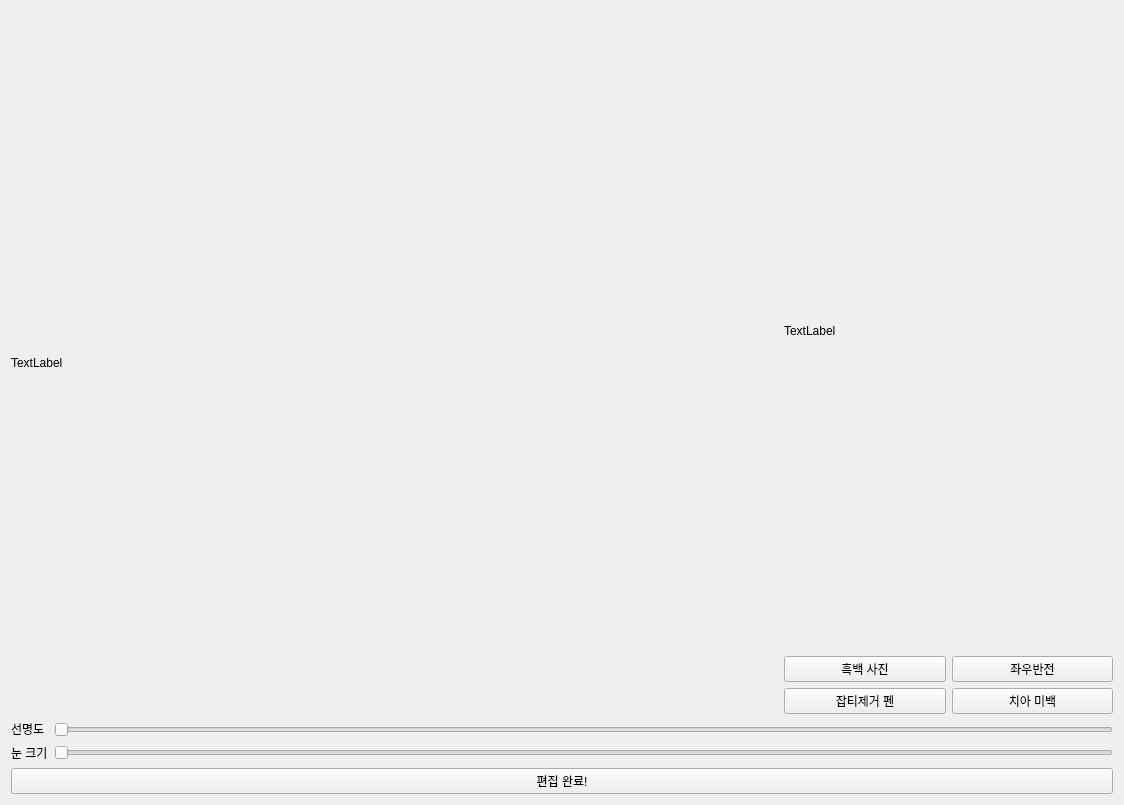
Before: the Qt Designer form Qt/Simple-Smart-ID-Photo-Maker_Qt/photoeditpage.ui in jeong7231/Intel7_simple_id_photo_maker, drawn with Qt 5.
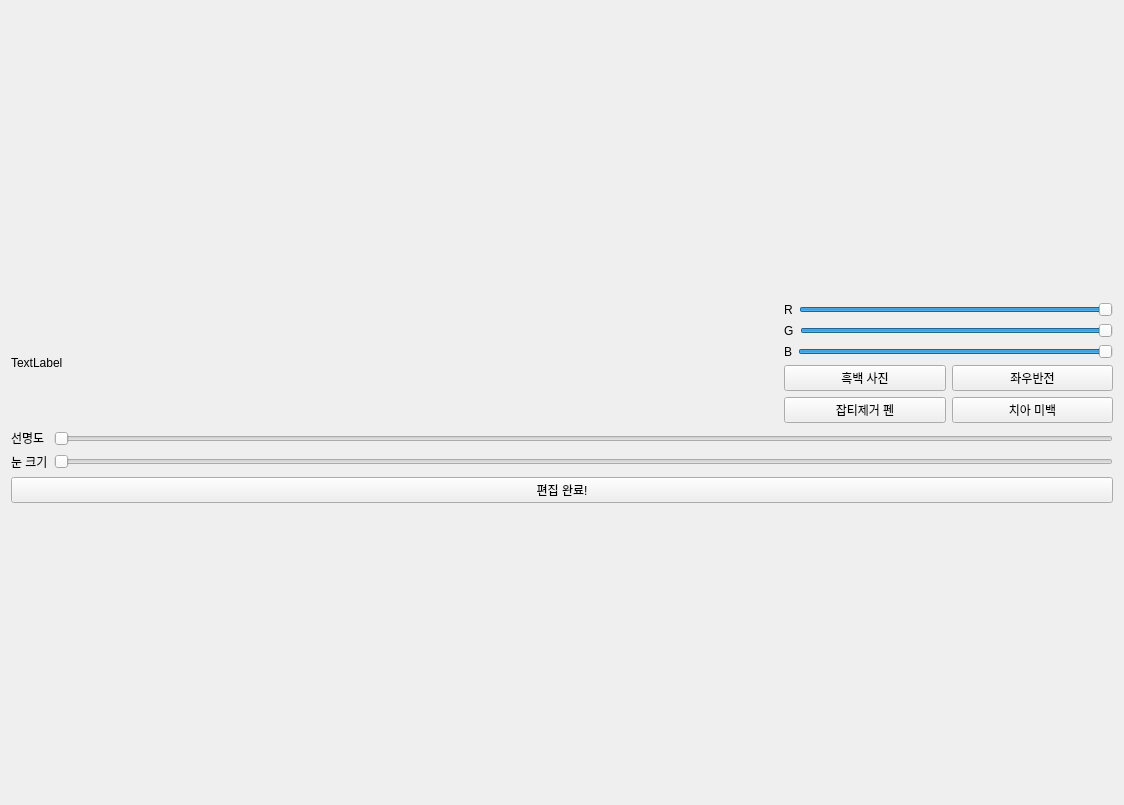
After: the same form once the commit is applied.

Commit message: rgb 슬라이드

Diff of the .ui file:
```diff
--- a/Qt/Simple-Smart-ID-Photo-Maker_Qt/photoeditpage.ui
+++ b/Qt/Simple-Smart-ID-Photo-Maker_Qt/photoeditpage.ui
@@ -26,13 +26,82 @@
         </widget>
        </item>
        <item>
-        <layout class="QVBoxLayout" name="verticalLayout_3" stretch="5,1,1">
+        <layout class="QVBoxLayout" name="verticalLayout_3" stretch="1,1,1,1">
          <item>
-          <widget class="QLabel" name="label_2">
-           <property name="text">
-            <string>TextLabel</string>
-           </property>
-          </widget>
+          <layout class="QVBoxLayout" name="verticalLayout_rgb">
+           <item>
+            <layout class="QHBoxLayout" name="horizontalLayout_rgb_r">
+             <item>
+              <widget class="QLabel" name="label_red">
+               <property name="text">
+                <string>R</string>
+               </property>
+              </widget>
+             </item>
+             <item>
+              <widget class="QSlider" name="slider_red">
+               <property name="maximum">
+                <number>255</number>
+               </property>
+               <property name="value">
+                <number>255</number>
+               </property>
+               <property name="orientation">
+                <enum>Qt::Orientation::Horizontal</enum>
+               </property>
+              </widget>
+             </item>
+            </layout>
+           </item>
+           <item>
+            <layout class="QHBoxLayout" name="horizontalLayout_rgb_g">
+             <item>
+              <widget class="QLabel" name="label_green">
+               <property name="text">
+                <string>G</string>
+               </property>
+              </widget>
+             </item>
+             <item>
+              <widget class="QSlider" name="slider_green">
+               <property name="maximum">
+                <number>255</number>
+               </property>
+               <property name="value">
+                <number>255</number>
+               </property>
+               <property name="orientation">
+                <enum>Qt::Orientation::Horizontal</enum>
+               </property>
+              </widget>
+             </item>
+            </layout>
+           </item>
+           <item>
+            <layout class="QHBoxLayout" name="horizontalLayout_rgb_b">
+             <item>
+              <widget class="QLabel" name="label_blue">
+               <property name="text">
+                <string>B</string>
+               </property>
+              </widget>
+             </item>
+             <item>
+              <widget class="QSlider" name="slider_blue">
+               <property name="maximum">
+                <number>255</number>
+               </property>
+               <property name="value">
+                <number>255</number>
+               </property>
+               <property name="orientation">
+                <enum>Qt::Orientation::Horizontal</enum>
+               </property>
+              </widget>
+             </item>
+            </layout>
+           </item>
+          </layout>
          </item>
          <item>
           <layout class="QHBoxLayout" name="horizontalLayout_5">
```
The commit also changes 2 other files.
